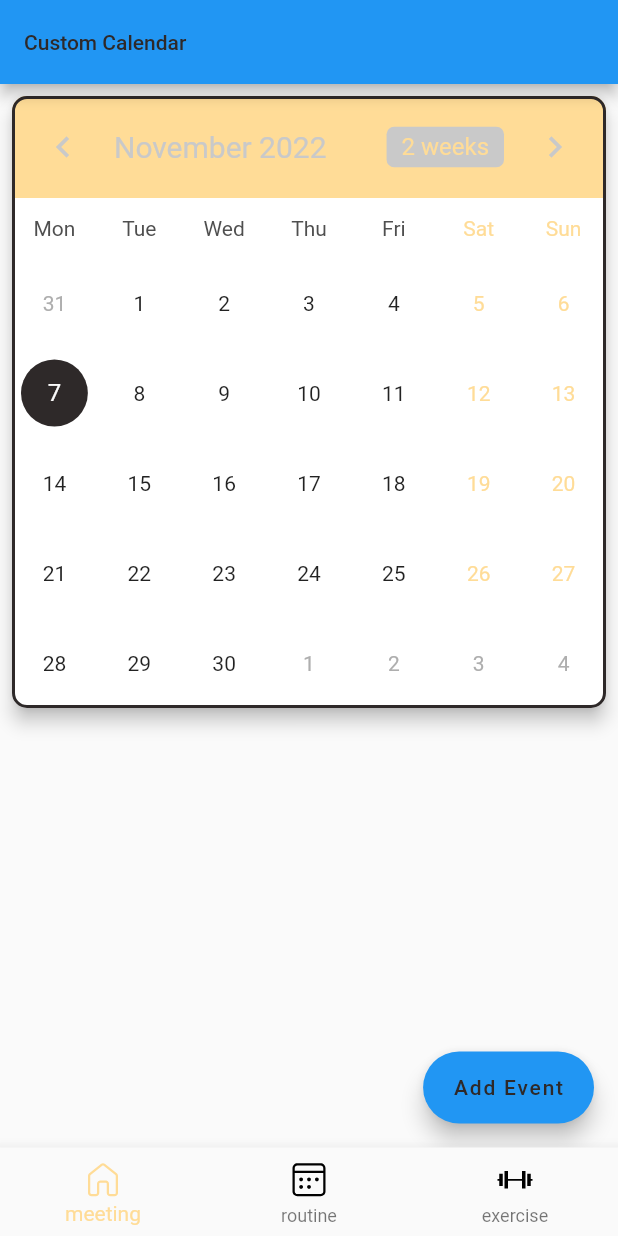
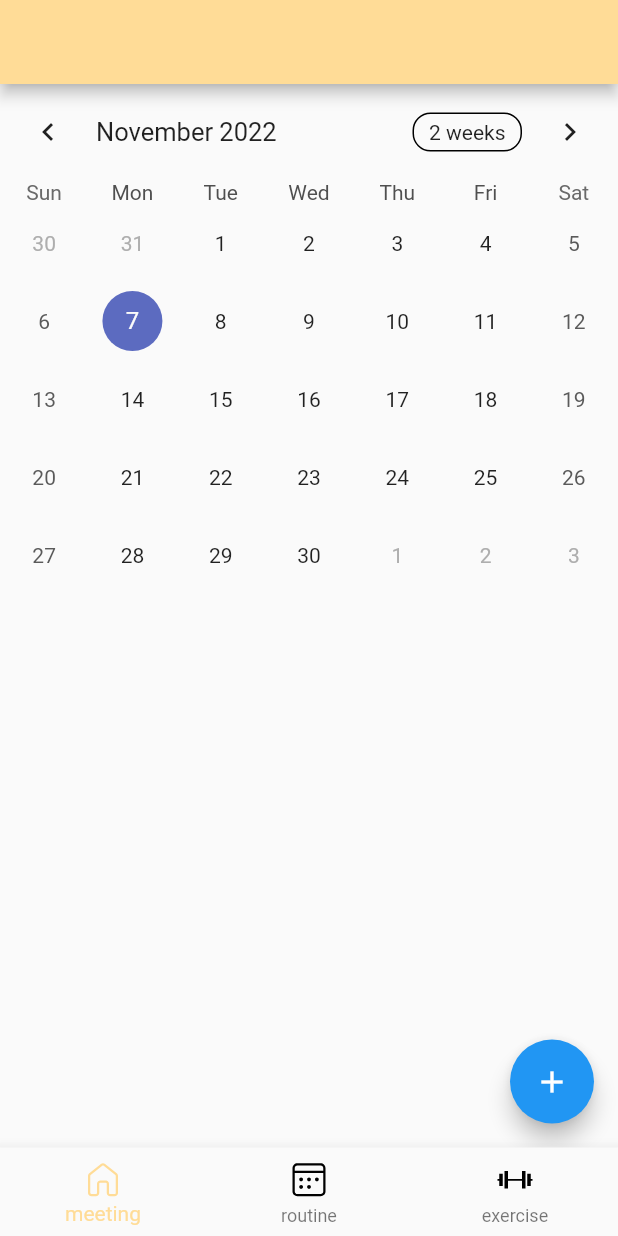
Before and after one commit to tmdqls2257/godLife, a Flutter app: the screen it shows after launch, on a phone screen of 412 x 824 dp. Run offline on Flutter 3.47's test engine with Material 2 defaults, Android fonts, the phone set to English and light mode, and no system bars; drawn by our look-alikes of table_calendar; our stand-ins replace flutter_svg.

Commit message:
💄 update meeting_view

```diff
--- a/lib/meeting/meeting_view.dart
+++ b/lib/meeting/meeting_view.dart
@@ -1,6 +1,9 @@
 import 'package:flutter/material.dart';
-
-import 'widget/calendar.dart';
+import 'package:god_life/meeting/meeting_provider.dart';
+import 'package:god_life/meeting/widget/calendar.dart';
+import 'package:god_life/shared/shared.dart';
+import 'package:provider/provider.dart';
+import 'package:table_calendar/table_calendar.dart';
 
 class Meeting extends StatefulWidget {
   const Meeting({super.key});
@@ -10,8 +13,104 @@ class Meeting extends StatefulWidget {
 }
 
 class _MeetingState extends State<Meeting> {
+  final titleController = TextEditingController();
+  final descpController = TextEditingController();
+
+  @override
+  void dispose() {
+    titleController.dispose();
+    descpController.dispose();
+    super.dispose();
+  }
+
+  _showAddEventDialog(
+      MeetingProvider meetingProvider, DateTime focusedCalendarDate) {
+    showDialog(
+      context: context,
+      builder: (context) => AlertDialog(
+        title: const Text('New Event'),
+        content: Column(
+          mainAxisSize: MainAxisSize.min,
+          children: [
+            CustomTextField(controller: titleController, hint: 'hint'),
+            CustomTextField(controller: descpController, hint: 'hint'),
+          ],
+        ),
+        actions: [
+          Row(
+            children: [
+              CustomButton(
+                width: CustomW.w1,
+                label: 'Cancel',
+                onPressed: () {
+                  Navigator.pop(context);
+                },
+              ),
+              const SizedBox(
+                width: 16,
+              ),
+              CustomButton(
+                width: CustomW.w1,
+                label: 'Add',
+                onPressed: () {
+                  meetingProvider.addEvent(
+                    MyEvents(
+                      eventTitle: titleController.text,
+                      eventDescp: descpController.text,
+                    ),
+                  );
+                  titleController.text = '';
+                  descpController.text = '';
+                  Navigator.pop(context);
+                },
+              )
+            ],
+          ),
+        ],
+      ),
+    );
+  }
+
   @override
   Widget build(BuildContext context) {
-    return const CustomTableCalendar();
+    MeetingProvider meetingProvider = Provider.of<MeetingProvider>(context);
+    return Scaffold(
+      appBar: AppBar(
+        // title: CustomText(text: 'Custom Calendar'),
+        backgroundColor: customColor[ColorType.orange],
+      ),
+      body: SingleChildScrollView(
+          child: Column(
+        children: [
+          TableCalendar(
+            firstDay: meetingProvider.getInitialCalendarDate,
+            focusedDay: meetingProvider.getFocusedCalendarDate,
+            lastDay: meetingProvider.getLastCalendarDate,
+            calendarFormat: meetingProvider.getCalendarFormat,
+            onFormatChanged: (format) =>
+                meetingProvider.updateCalendarFormat(format),
+            selectedDayPredicate: (currentSelectedDate) {
+              return (isSameDay(
+                meetingProvider.getFocusedCalendarDate,
+                currentSelectedDate,
+              ));
+            },
+            onDaySelected: (selectedDay, focusedDay) =>
+                meetingProvider.updateFocusDay(focusedDay),
+          ),
+          Column(
+            children: meetingProvider
+                .listOfDayEvents()
+                .map((e) => Text(e.eventTitle))
+                .toList(),
+          ),
+        ],
+      )),
+      floatingActionButton: FloatingActionButton(
+        onPressed: () => _showAddEventDialog(
+            meetingProvider, meetingProvider.getFocusedCalendarDate),
+        child: const Icon(Icons.add),
+      ),
+    );
   }
 }
```
